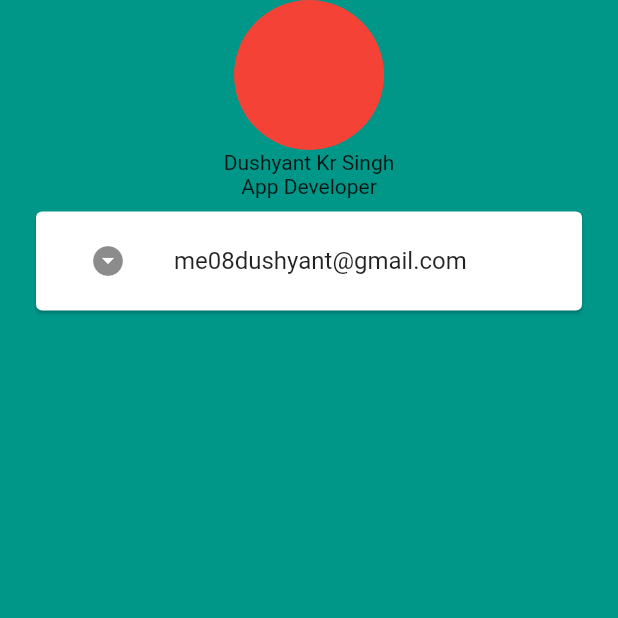
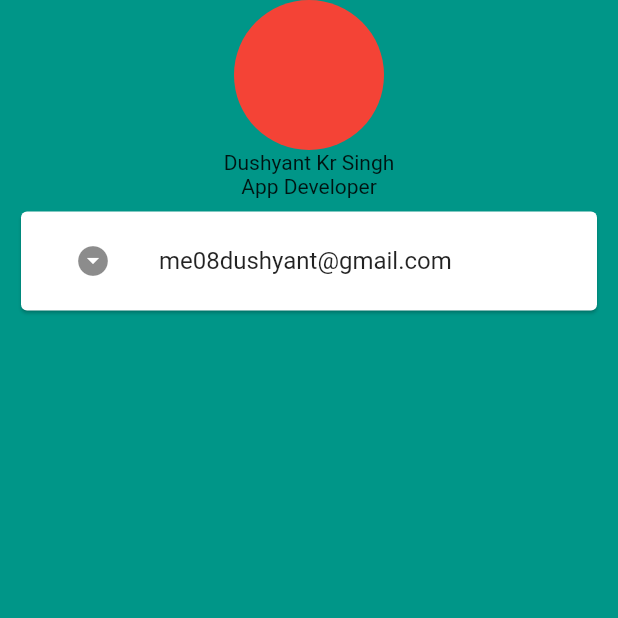
Before and after one commit to me08dushyant/miCard, a Flutter app: the screen it shows after launch, on a phone screen of 412 x 824 dp, the top half of it. Run offline on Flutter 3.47's test engine with Material 2 defaults, Android fonts, the phone set to English and light mode, and no system bars.

```diff
--- a/lib/main.dart
+++ b/lib/main.dart
@@ -41,7 +41,7 @@ class MyHomePage extends StatelessWidget {
               Text('Dushyant Kr Singh'),
               Text('App Developer'),
               Container(
-                margin: EdgeInsets.symmetric(vertical: 5, horizontal: 20),
+                margin: EdgeInsets.symmetric(vertical: 5, horizontal: 10),
                 child: Card(
                   child: Padding(
                     padding: EdgeInsets.symmetric(vertical: 5, horizontal: 20),
```
Also changed, not shown: 1 other file.
